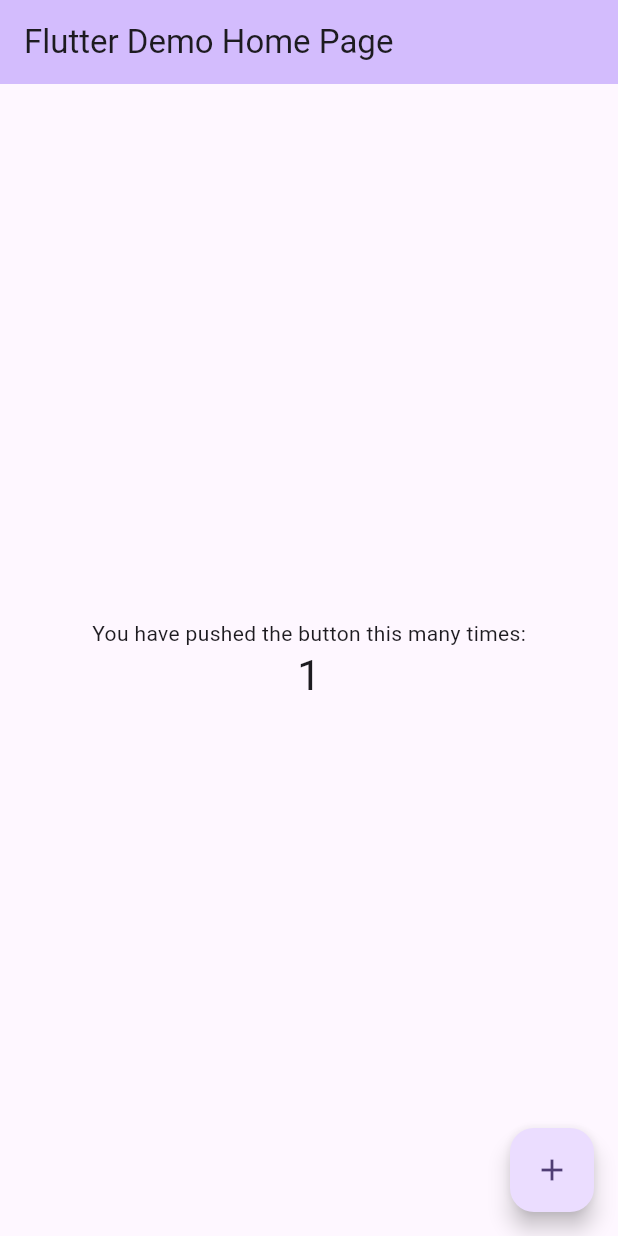
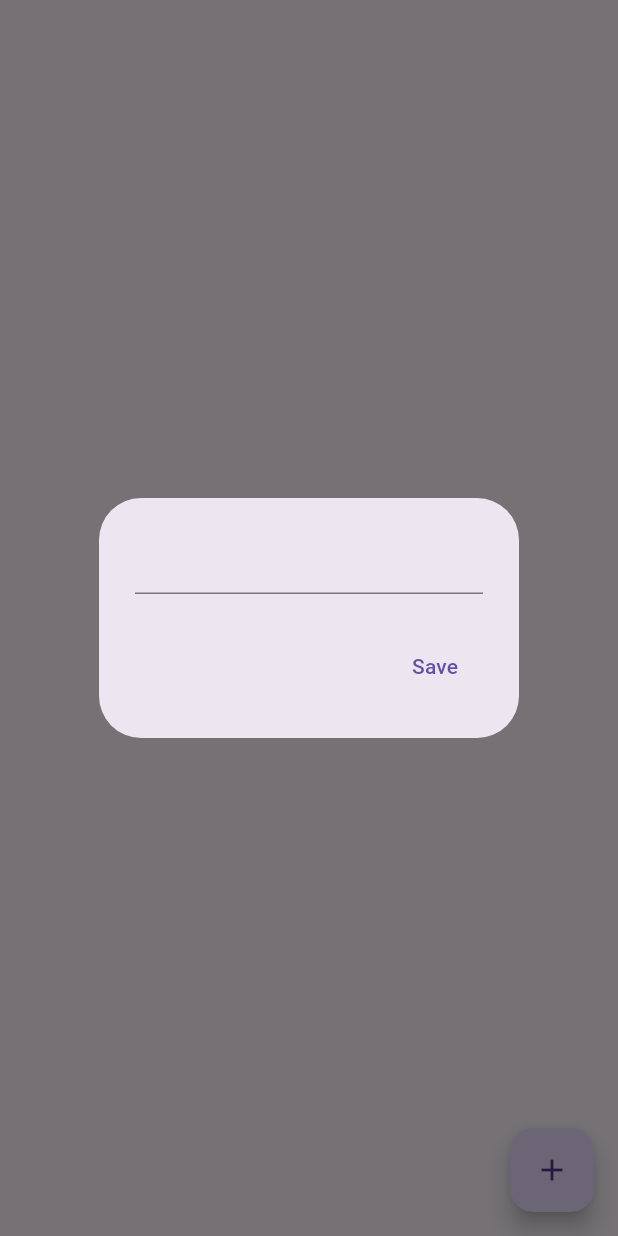
Before and after one commit to DKSingh1604/notes_supabase, a Flutter app: the screen it shows after launch, after a tap on the "add" icon, on a phone screen of 412 x 824 dp. Run offline on Flutter 3.47's test engine with Material 3 defaults, Android fonts, the phone set to English and light mode, and no system bars; our stand-ins replace supabase_flutter; accounts and stored records are empty.

Commit message:
functionality done

```diff
--- a/lib/main.dart
+++ b/lib/main.dart
@@ -1,125 +1,26 @@
 import 'package:flutter/material.dart';
+import 'package:notes_supabase/notes_page.dart';
+import 'package:supabase_flutter/supabase_flutter.dart';
 
-void main() {
+void main() async {
+  //supabase setup
+  WidgetsFlutterBinding.ensureInitialized();
+  await Supabase.initialize(
+    url: "https://ecatlvcslvwrqipuwyst.supabase.co",
+    anonKey:
+        "eyJhbGciOiJIUzI1NiIsInR5cCI6IkpXVCJ9.eyJpc3MiOiJzdXBhYmFzZSIsInJlZiI6ImVjYXRsdmNzbHZ3cnFpcHV3eXN0Iiwicm9sZSI6ImFub24iLCJpYXQiOjE3MzI5NTM4NDYsImV4cCI6MjA0ODUyOTg0Nn0.MzBDND_-kMvxNBDwnXHQQNMKErPQAWSbsisryBxI2Bc",
+  );
   runApp(const MyApp());
 }
 
 class MyApp extends StatelessWidget {
   const MyApp({super.key});
 
-  // This widget is the root of your application.
   @override
   Widget build(BuildContext context) {
-    return MaterialApp(
-      title: 'Flutter Demo',
-      theme: ThemeData(
-        // This is the theme of your application.
-        //
-        // TRY THIS: Try running your application with "flutter run". You'll see
-        // the application has a purple toolbar. Then, without quitting the app,
-        // try changing the seedColor in the colorScheme below to Colors.green
-        // and then invoke "hot reload" (save your changes or press the "hot
-        // reload" button in a Flutter-supported IDE, or press "r" if you used
-        // the command line to start the app).
-        //
-        // Notice that the counter didn't reset back to zero; the application
-        // state is not lost during the reload. To reset the state, use hot
-        // restart instead.
-        //
-        // This works for code too, not just values: Most code changes can be
-        // tested with just a hot reload.
-        colorScheme: ColorScheme.fromSeed(seedColor: Colors.deepPurple),
-        useMaterial3: true,
-      ),
-      home: const MyHomePage(title: 'Flutter Demo Home Page'),
+    return const MaterialApp(
+      debugShowCheckedModeBanner: false,
+      home: NotesPage(),
     );
   }
 }
-
-class MyHomePage extends StatefulWidget {
-  const MyHomePage({super.key, required this.title});
-
-  // This widget is the home page of your application. It is stateful, meaning
-  // that it has a State object (defined below) that contains fields that affect
-  // how it looks.
-
-  // This class is the configuration for the state. It holds the values (in this
-  // case the title) provided by the parent (in this case the App widget) and
-  // used by the build method of the State. Fields in a Widget subclass are
-  // always marked "final".
-
-  final String title;
-
-  @override
-  State<MyHomePage> createState() => _MyHomePageState();
-}
-
-class _MyHomePageState extends State<MyHomePage> {
-  int _counter = 0;
-
-  void _incrementCounter() {
-    setState(() {
-      // This call to setState tells the Flutter framework that something has
-      // changed in this State, which causes it to rerun the build method below
-      // so that the display can reflect the updated values. If we changed
-      // _counter without calling setState(), then the build method would not be
-      // called again, and so nothing would appear to happen.
-      _counter++;
-    });
-  }
-
-  @override
-  Widget build(BuildContext context) {
-    // This method is rerun every time setState is called, for instance as done
-    // by the _incrementCounter method above.
-    //
-    // The Flutter framework has been optimized to make rerunning build methods
-    // fast, so that you can just rebuild anything that needs updating rather
-    // than having to individually change instances of widgets.
-    return Scaffold(
-      appBar: AppBar(
-        // TRY THIS: Try changing the color here to a specific color (to
-        // Colors.amber, perhaps?) and trigger a hot reload to see the AppBar
-        // change color while the other colors stay the same.
-        backgroundColor: Theme.of(context).colorScheme.inversePrimary,
-        // Here we take the value from the MyHomePage object that was created by
-        // the App.build method, and use it to set our appbar title.
-        title: Text(widget.title),
-      ),
-      body: Center(
-        // Center is a layout widget. It takes a single child and positions it
-        // in the middle of the parent.
-        child: Column(
-          // Column is also a layout widget. It takes a list of children and
-          // arranges them vertically. By default, it sizes itself to fit its
-          // children horizontally, and tries to be as tall as its parent.
-          //
-          // Column has various properties to control how it sizes itself and
-          // how it positions its children. Here we use mainAxisAlignment to
-          // center the children vertically; the main axis here is the vertical
-          // axis because Columns are vertical (the cross axis would be
-          // horizontal).
-          //
-          // TRY THIS: Invoke "debug painting" (choose the "Toggle Debug Paint"
-          // action in the IDE, or press "p" in the console), to see the
-          // wireframe for each widget.
-          mainAxisAlignment: MainAxisAlignment.center,
-          children: <Widget>[
-            const Text(
-              'You have pushed the button this many times:',
-            ),
-            Text(
-              '$_counter',
-              style: Theme.of(context).textTheme.headlineMedium,
-            ),
-          ],
-        ),
-      ),
-      floatingActionButton: FloatingActionButton(
-        onPressed: _incrementCounter,
-        tooltip: 'Increment',
-        child: const Icon(Icons.add),
-      ), // This trailing comma makes auto-formatting nicer for build methods.
-    );
-  }
-}
--- /dev/null
+++ b/lib/notes_page.dart
@@ -0,0 +1,88 @@
+// ignore_for_file: prefer_const_constructors
+
+import 'package:flutter/material.dart';
+import 'package:supabase_flutter/supabase_flutter.dart';
+
+class NotesPage extends StatefulWidget {
+  const NotesPage({super.key});
+
+  @override
+  State<NotesPage> createState() => _NotesPageState();
+}
+
+class _NotesPageState extends State<NotesPage> {
+  //text editing controllers
+  final textController = TextEditingController();
+
+  //CREATE - a note and save in supabase
+
+  void addNewNote() {
+    showDialog(
+      context: context,
+      builder: (context) => AlertDialog(
+        content: TextField(
+          controller: textController,
+        ),
+        actions: [
+          //save button
+          TextButton(
+            onPressed: () {
+              saveNote();
+              Navigator.pop(context);
+              textController.clear();
+            },
+            child: Text('Save'),
+          ),
+        ],
+      ),
+    );
+  }
+
+  //saving note
+  void saveNote() async {
+    await Supabase.instance.client
+        .from('notes')
+        .insert({'body': textController.text});
+  }
+
+  //READ - notes from supabase in app
+
+  final _notesStream =
+      Supabase.instance.client.from('notes').stream(primaryKey: ['id']);
+
+  @override
+  Widget build(BuildContext context) {
+    return Scaffold(
+      floatingActionButton: FloatingActionButton(
+        onPressed: addNewNote,
+        child: const Icon(Icons.add),
+      ),
+      body: StreamBuilder<List<Map<String, dynamic>>>(
+        stream: _notesStream,
+        builder: (context, snapshot) {
+          //loading..
+          if (snapshot.connectionState == ConnectionState.waiting) {
+            return const Center(child: CircularProgressIndicator());
+          }
+          //loaded
+          final notes = snapshot.data!;
+
+          return ListView.builder(
+              itemCount: notes.length,
+              itemBuilder: (context, index) {
+                //get inividual note
+                final note = notes[index];
+
+                //get the column you want
+                final noteText = note['body'];
+
+                //return to the UI
+                return ListTile(
+                  title: Text(noteText),
+                );
+              });
+        },
+      ),
+    );
+  }
+}
--- a/pubspec.yaml
+++ b/pubspec.yaml
@@ -35,6 +35,7 @@ dependencies:
   # The following adds the Cupertino Icons font to your application.
   # Use with the CupertinoIcons class for iOS style icons.
   cupertino_icons: ^1.0.8
+  supabase_flutter: ^2.8.1
 
 dev_dependencies:
   flutter_test:
```
Also changed, not shown: pubspec.lock, 5 other files.
